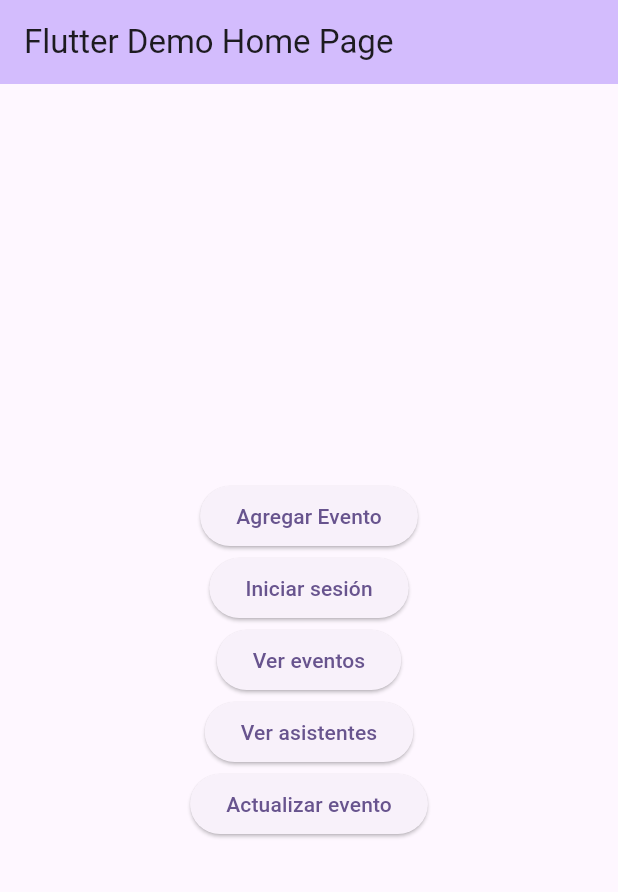
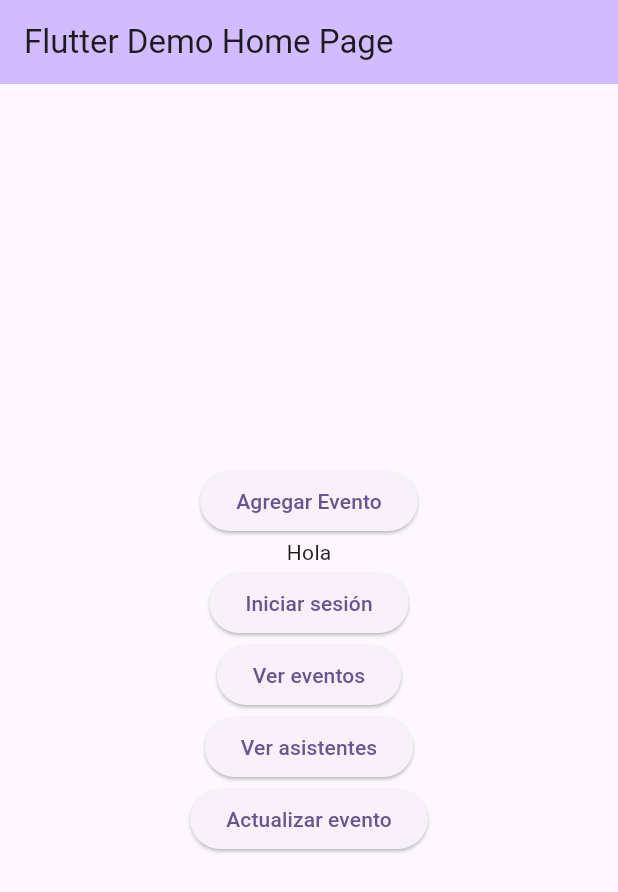
Before and after one commit to Juanipis/dance_club_comuna_8, a Flutter app: the screen it shows after launch, on a phone screen of 412 x 824 dp. Shown: the top 892 px of the screen. Run offline on Flutter 3.47's test engine with Material 3 defaults, Android fonts, the phone set to English and light mode, and no system bars; our stand-ins replace bloc, cloud_firestore, equatable, firebase_auth, firebase_core, flutter_bloc and 1 more; accounts and stored records are empty.

Commit message:
Update main.dart
Holiiiiiii

```diff
--- a/lib/main.dart
+++ b/lib/main.dart
@@ -85,6 +85,7 @@ class _MyHomePageState extends State<MyHomePage> {
               },
               child: const Text('Agregar Evento'),
             ),
+            Text("Hola"),
             ElevatedButton(
               onPressed: () {
                 Navigator.push(
```
